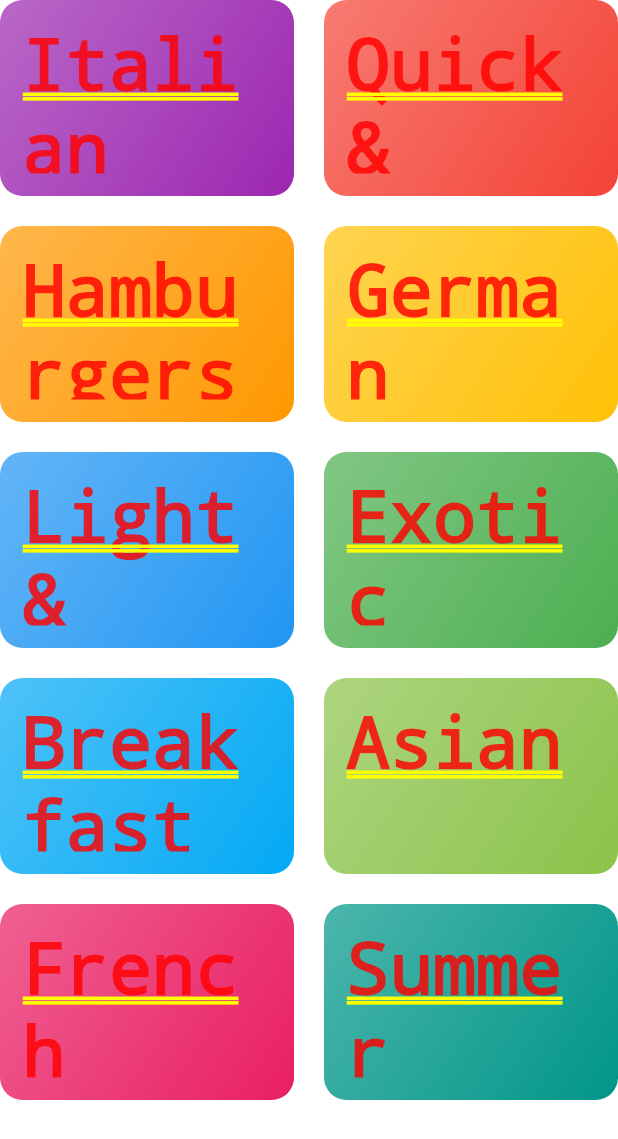
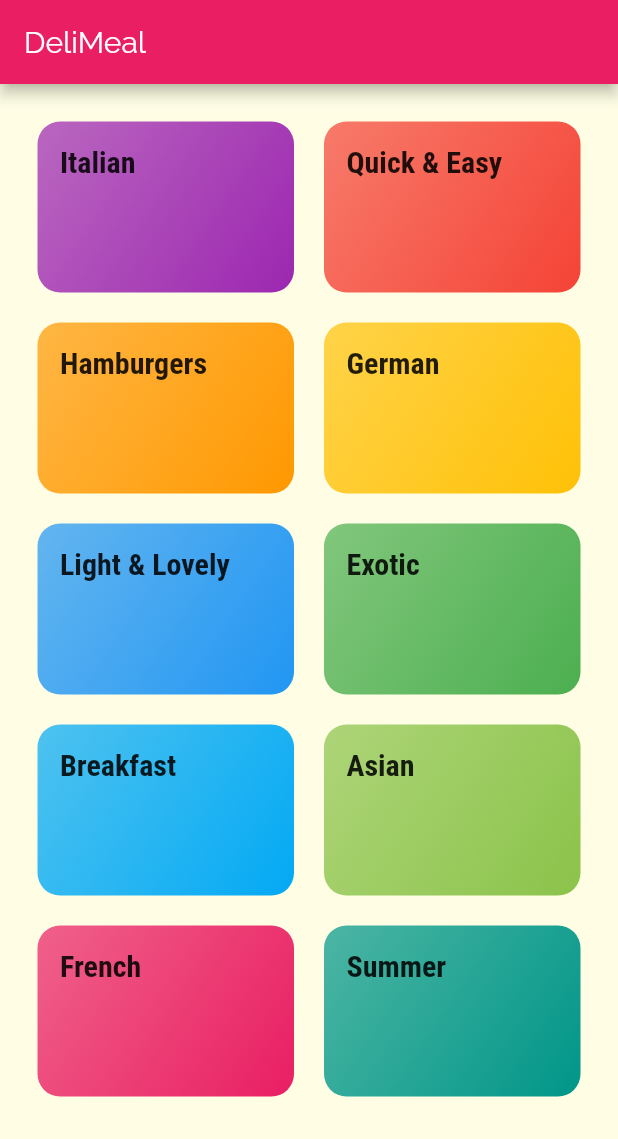
Before and after one commit to binoytv9/flutter-learning, a Flutter app: the screen it shows after launch, on a phone screen of 412 x 824 dp. Shown: the top 1139 px of the screen. Run offline on Flutter 3.47's test engine with Material 2 defaults, Android fonts, the phone set to English and light mode, and no system bars; our stand-ins replace sqflite; accounts and stored records are empty.

Commit message:
added category meals screen

```diff
--- a/meals_app/lib/categories_screen.dart
+++ b/meals_app/lib/categories_screen.dart
@@ -6,10 +6,16 @@ import './category_item.dart';
 class CategoriesScreen extends StatelessWidget {
   @override
   Widget build(BuildContext context) {
-    return GridView(
+    return Scaffold(
+      appBar: AppBar(
+        title: const Text('DeliMeal'),
+      ),
+      body: GridView(
+        padding: const EdgeInsets.all(25),
         children: DUMMY_CATEGORIES
             .map(
               (catData) => CategoryItem(
+                catData.id,
                 catData.title,
                 catData.color,
               ),
@@ -21,6 +27,7 @@ class CategoriesScreen extends StatelessWidget {
           crossAxisSpacing: 20,
           mainAxisSpacing: 20,
         ),
+      ),
     );
   }
 }
--- a/meals_app/lib/category_item.dart
+++ b/meals_app/lib/category_item.dart
@@ -1,16 +1,38 @@
 import 'package:flutter/material.dart';
+import 'package:meals_app/category_meals_screen.dart';
 
 class CategoryItem extends StatelessWidget {
+  final String id;
   final String title;
   final Color color;
 
-  CategoryItem(this.title, this.color);
+  CategoryItem(this.id, this.title, this.color);
+
+  void selectCategory(BuildContext ctx) {
+    Navigator.of(ctx).push(
+      MaterialPageRoute(
+        builder: (_) {
+          return CategoryMealsScreen(
+            id,
+            title,
+          );
+        },
+      ),
+    );
+  }
 
   @override
   Widget build(BuildContext context) {
-    return Container(
+    return InkWell(
+      onTap: () => selectCategory(context),
+      splashColor: Theme.of(context).primaryColor,
+      borderRadius: BorderRadius.circular(15),
+      child: Container(
         padding: const EdgeInsets.all(15),
-      child: Text(title),
+        child: Text(
+          title,
+          style: Theme.of(context).textTheme.title,
+        ),
         decoration: BoxDecoration(
           gradient: LinearGradient(
             colors: [
@@ -22,6 +44,7 @@ class CategoryItem extends StatelessWidget {
           ),
           borderRadius: BorderRadius.circular(15),
         ),
+      ),
     );
   }
 }
--- a/meals_app/lib/main.dart
+++ b/meals_app/lib/main.dart
@@ -10,7 +10,23 @@ class MyApp extends StatelessWidget {
     return MaterialApp(
       title: 'DeliMeals',
       theme: ThemeData(
-        primarySwatch: Colors.blue,
+        primarySwatch: Colors.pink,
+        accentColor: Colors.amber,
+        canvasColor: Color.fromRGBO(255, 254, 229, 1),
+        fontFamily: 'Raleway',
+        textTheme: ThemeData.light().textTheme.copyWith(
+              body1: TextStyle(
+                color: Color.fromRGBO(20, 51, 51, 1),
+              ),
+              body2: TextStyle(
+                color: Color.fromRGBO(20, 51, 51, 1),
+              ),
+              title: TextStyle(
+                fontSize: 20,
+                fontFamily: 'RobotoCondensed',
+                fontWeight: FontWeight.bold,
+              ),
+            ),
       ),
       home: CategoriesScreen(),
     );
```
Also changed, not shown: meals_app/lib/category_meals_screen.dart (added, +20 -0 lines), meals_app/pubspec.yaml (+17 -4 lines), meals_app/assets/fonts/Raleway-Black.ttf (added), meals_app/assets/fonts/Raleway-Bold.ttf (added), meals_app/assets/fonts/Raleway-Regular.ttf (added), meals_app/assets/fonts/RobotoCondensed-Bold.ttf (added), meals_app/assets/fonts/RobotoCondensed-Italic.ttf (added), meals_app/assets/fonts/RobotoCondensed-Light.ttf (added), meals_app/assets/fonts/RobotoCondensed-Regular.ttf (added). Lines whose indentation alone changed are shown as unchanged.
